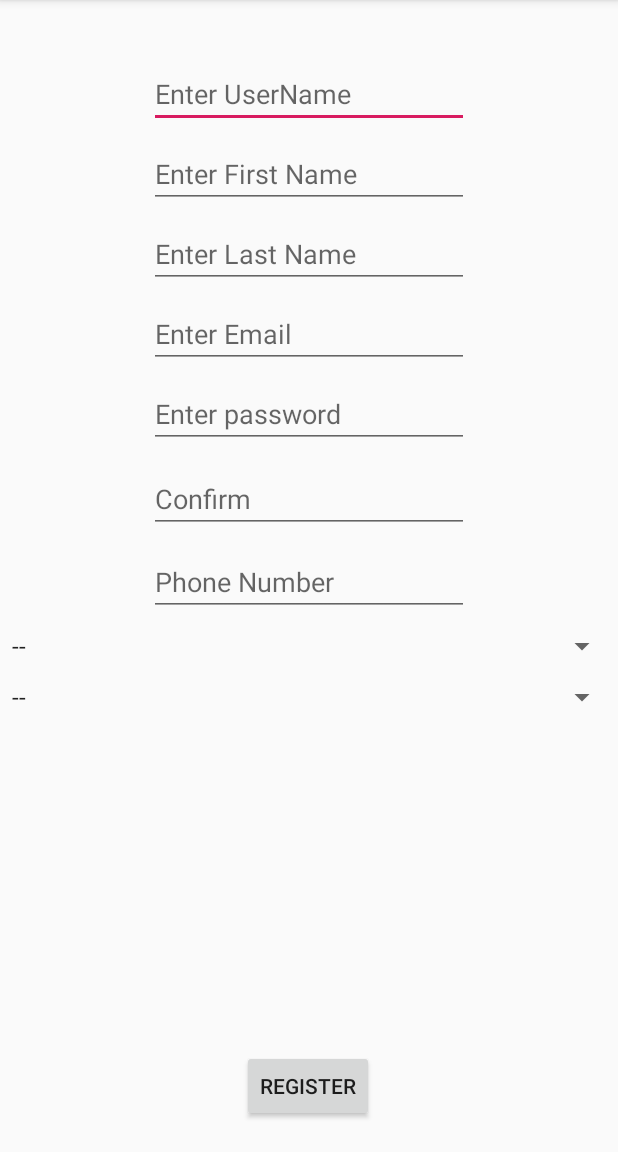
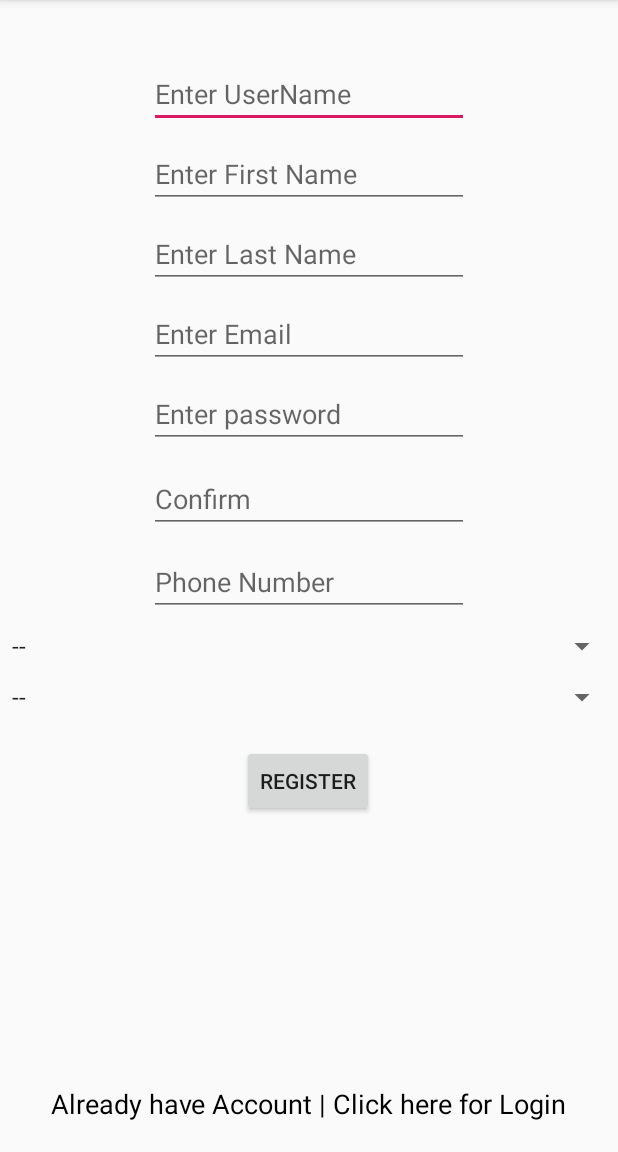
Before and after one commit to itsjatinjoshi/DemoProject2, an Android app: the RegisterUser screen opened directly, with no data from a screen before it, on a phone screen of 412 x 824 dp, the part 84-1236 px from its top. Run offline under Robolectric (Android 15) with nearby library versions, the phone set to English and light mode, and no system bars; our stand-ins replace Firebase (no records; nobody signed in at launch, a user with empty details on screens opened directly).

Commit message:
-implement validations on EditTextFields. in register user activity and LoginUser activity

```diff
--- a/app/src/main/res/layout/activity_register_user.xml
+++ b/app/src/main/res/layout/activity_register_user.xml
@@ -83,6 +83,7 @@
         android:ems="10"
         android:hint="Enter password"
         android:inputType="textPassword"
+
         app:layout_constraintEnd_toEndOf="parent"
         app:layout_constraintStart_toStartOf="parent"
         app:layout_constraintTop_toBottomOf="@+id/etMail" />
@@ -115,6 +116,7 @@
         android:hint="Phone Number"
         android:ems="10"
         android:inputType="phone"
+        android:maxLength="10"
         app:layout_constraintEnd_toEndOf="parent"
         app:layout_constraintStart_toStartOf="parent"
         app:layout_constraintTop_toBottomOf="@+id/etConfirmPass" />
@@ -147,11 +149,24 @@
         android:layout_marginLeft="8dp"
         android:layout_marginEnd="8dp"
         android:layout_marginRight="8dp"
+        android:layout_marginTop="20dp"
+        android:text="Register"
+        app:layout_constraintEnd_toEndOf="parent"
+        app:layout_constraintHorizontal_bias="0.498"
+        app:layout_constraintStart_toStartOf="parent"
+        app:layout_constraintTop_toBottomOf="@+id/spinnerOccupation" />
+
+    <TextView
+        android:id="@+id/tvLogin"
+        android:layout_width="wrap_content"
+        android:layout_height="wrap_content"
         android:layout_marginBottom="20dp"
-        android:text="Register"
+        android:clickable="true"
+        android:text="Already have Account | Click here for Login"
+        android:textColor="?android:attr/textColorPrimaryNoDisable"
+        android:textSize="18sp"
         app:layout_constraintBottom_toBottomOf="parent"
         app:layout_constraintEnd_toEndOf="parent"
-        app:layout_constraintHorizontal_bias="0.498"
         app:layout_constraintStart_toStartOf="parent" />
 
 </androidx.constraintlayout.widget.ConstraintLayout>
```
Also changed, not shown: app/src/main/java/com/example/demoproject/LoginUser.java (+12 -13 lines), app/src/main/java/com/example/demoproject/RegisterUser.java (+45 -12 lines), app/src/main/res/layout/activity_login_user.xml (+13 -0 lines).
